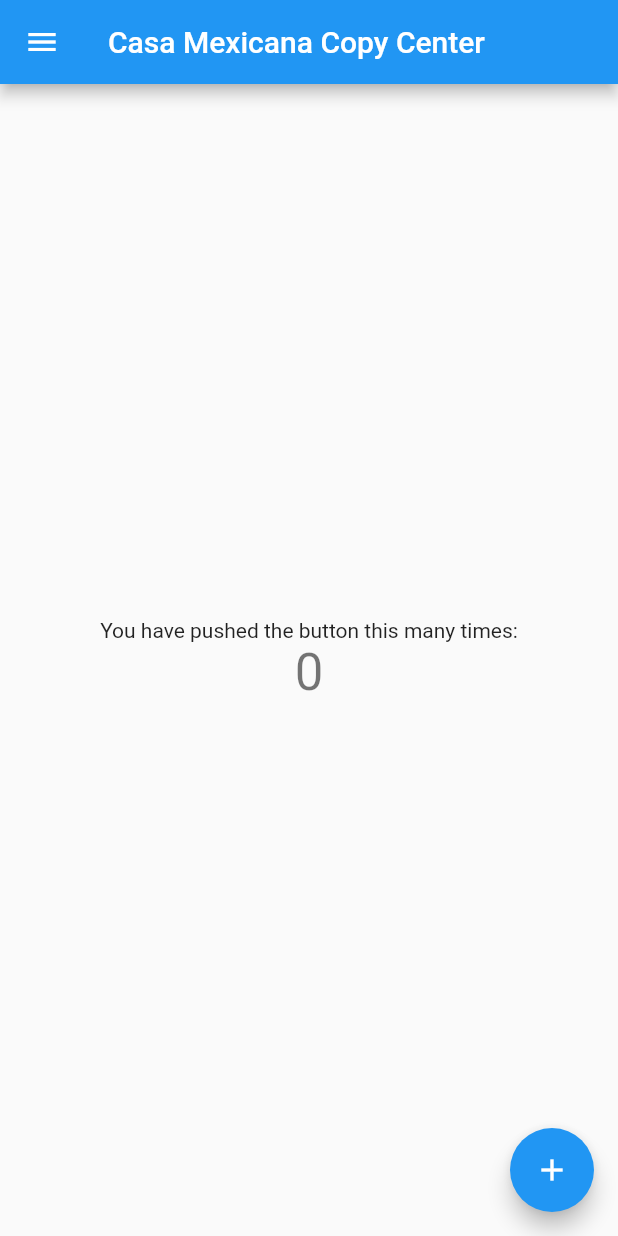
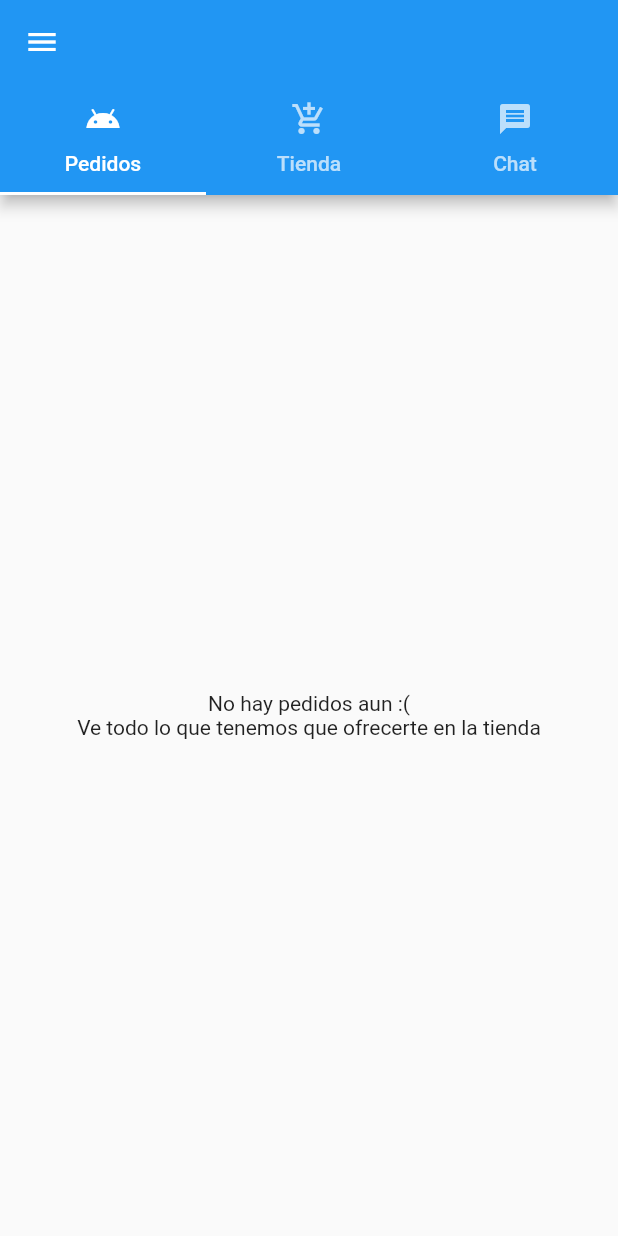
Before and after one commit to inseone1988/casa_mexicana, a Flutter app: the screen it shows after launch, on a phone screen of 412 x 824 dp. Run offline on Flutter 3.47's test engine with Material 2 defaults, Android fonts, the phone set to English and light mode, and no system bars; accounts and stored records are empty.

```diff
--- a/lib/api/api.dart
+++ b/lib/api/api.dart
@@ -6,7 +6,7 @@ import 'package:http/http.dart' as http;
 
 class Api {
   static Future<void> get(String host, String path, Map<String, String> headers,
-      params, Function(Response) callback) async {
+      Map<String,dynamic> params, Function(Response) callback) async {
     http.Response r =
         await http.get(Uri.https(host, path, params), headers: headers);
     if (callback != null) callback(Response.fromJson(json.decode(r.body)));
--- a/lib/main.dart
+++ b/lib/main.dart
@@ -1,4 +1,5 @@
 import 'package:casa_mexicana/ui/drawer.dart';
+import 'package:casa_mexicana/ui/panel.dart';
 import 'package:casa_mexicana/ui/routes/unimex_view.dart';
 import 'package:flutter/material.dart';
 
@@ -74,28 +75,29 @@ class _MyHomePageState extends State<MyHomePage> {
     // The Flutter framework has been optimized to make rerunning build methods
     // fast, so that you can just rebuild anything that needs updating rather
     // than having to individually change instances of widgets.
-    return Scaffold(
-      drawer: AppDrawer(
-        onTap: (int) {
-          setState(() {
-            this._index = int;
-            print("Hello");
-          });
-
-        },
-      ),
-      appBar: AppBar(
-        // Here we take the value from the MyHomePage object that was created by
-        // the App.build method, and use it to set our appbar title.
-        title: Text(widget.title),
-      ),
-      body: _body,
-      floatingActionButton: FloatingActionButton(
-        onPressed: _incrementCounter,
-        tooltip: 'Increment',
-        child: Icon(Icons.add),
-      ), // This trailing comma makes auto-formatting nicer for build methods.
-    );
+    return Panel();
+    // return Scaffold(
+    //   drawer: AppDrawer(
+    //     onTap: (int) {
+    //       setState(() {
+    //         this._index = int;
+    //         print("Hello");
+    //       });
+    //
+    //     },
+    //   ),
+    //   appBar: AppBar(
+    //     // Here we take the value from the MyHomePage object that was created by
+    //     // the App.build method, and use it to set our appbar title.
+    //     title: Text(widget.title),
+    //   ),
+    //   body: _body,
+    //   floatingActionButton: FloatingActionButton(
+    //     onPressed: _incrementCounter,
+    //     tooltip: 'Increment',
+    //     child: Icon(Icons.add),
+    //   ), // This trailing comma makes auto-formatting nicer for build methods.
+    // );
   }
 
   Widget changeBody(int index) {
--- /dev/null
+++ b/lib/ui/chat.dart
@@ -0,0 +1,13 @@
+import 'package:flutter/material.dart';
+
+class Chat extends StatefulWidget {
+  @override
+  _ChatState createState() => _ChatState();
+}
+
+class _ChatState extends State<Chat> {
+  @override
+  Widget build(BuildContext context) {
+    return Container();
+  }
+}
--- /dev/null
+++ b/lib/ui/panel.dart
@@ -0,0 +1,43 @@
+import 'package:casa_mexicana/ui/chat.dart';
+import 'package:casa_mexicana/ui/drawer.dart';
+import 'package:casa_mexicana/ui/pedidos.dart';
+import 'package:casa_mexicana/ui/tienda.dart';
+import 'package:flutter/material.dart';
+
+class Panel extends StatefulWidget {
+  @override
+  _PanelState createState() => _PanelState();
+}
+
+class _PanelState extends State<Panel> {
+  @override
+  Widget build(BuildContext context) {
+    return DefaultTabController(
+      length: 3,
+      child: Scaffold(
+        drawer: AppDrawer(),
+        appBar: AppBar(
+          bottom: TabBar(
+            tabs: [
+              Tab(
+                icon: Icon(Icons.android),
+                child: Text("Pedidos"),
+              ),
+              Tab(
+                icon: Icon(Icons.add_shopping_cart),
+                child: Text("Tienda"),
+              ),
+              Tab(
+                icon: Icon(Icons.message),
+                child: Text("Chat"),
+              )
+            ],
+          ),
+        ),
+        body: TabBarView(
+          children: [Pedidos(), Tienda(), Chat()],
+        ),
+      ),
+    );
+  }
+}
--- /dev/null
+++ b/lib/ui/pedidos.dart
@@ -0,0 +1,23 @@
+import 'package:flutter/material.dart';
+
+class Pedidos extends StatefulWidget {
+  @override
+  _PedidosState createState() => _PedidosState();
+}
+
+class _PedidosState extends State<Pedidos> {
+  @override
+  Widget build(BuildContext context) {
+    return Container(
+      child: Center(
+        child: Column(
+          mainAxisSize: MainAxisSize.min,
+          children: [
+            Text("No hay pedidos aun :("),
+            Text("Ve todo lo que tenemos que ofrecerte en la tienda")
+          ],
+        ),
+      ),
+    );
+  }
+}
```
Also changed, not shown: lib/api/response.dart (+198 -6 lines), lib/ui/booklist.dart (added, +17 -0 lines), lib/ui/register.dart (+38 -8 lines), lib/ui/routes/unimex_view.dart (+17 -1 lines), lib/ui/tienda.dart (added, +74 -0 lines), lib/ui/widgets/dropdown.dart (+5 -2 lines), response.json (added, +55 -0 lines).
